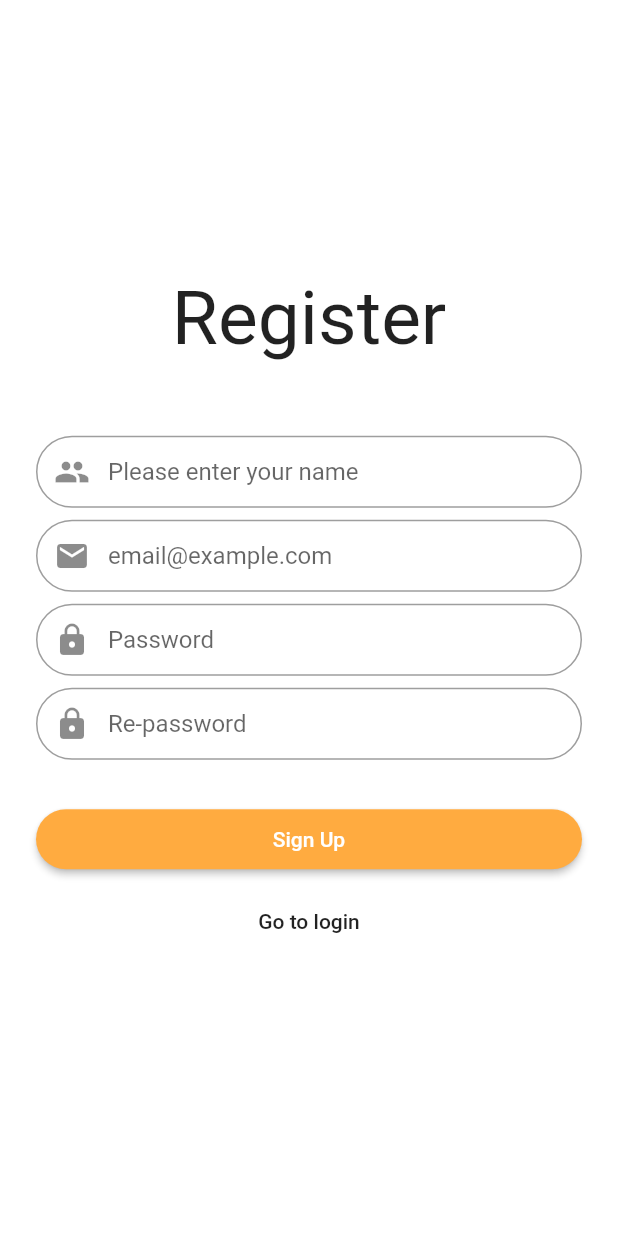
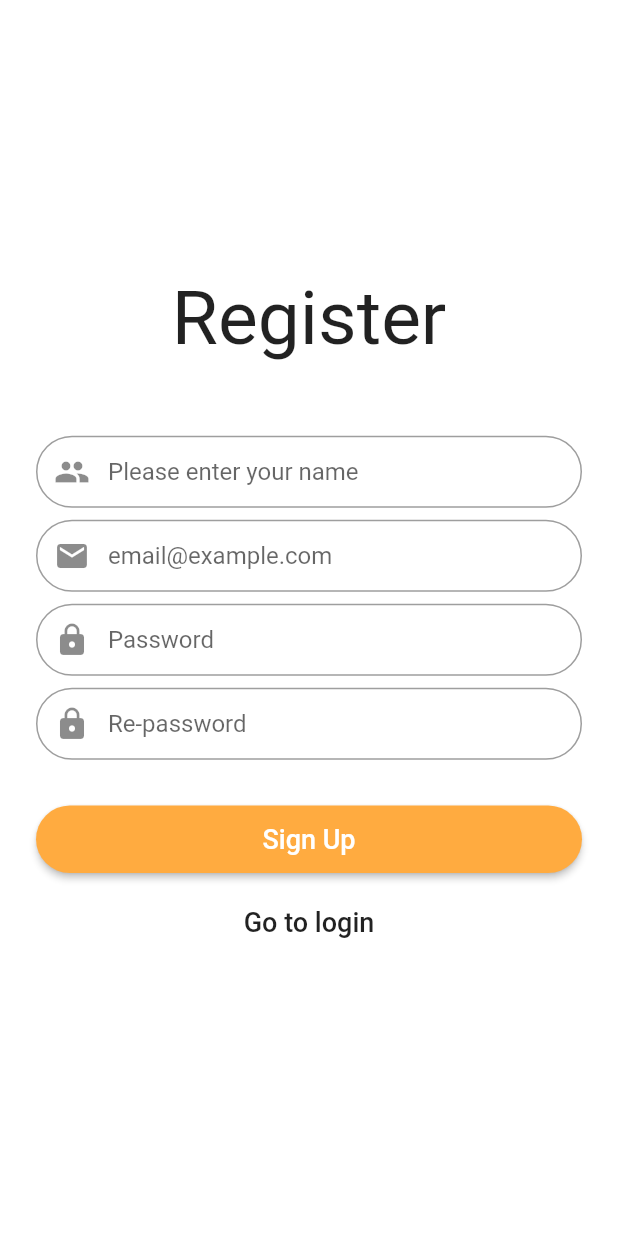
Before and after one commit to startmt/flutter-app, a Flutter app: the screen it shows after launch, after a tap on "Sign in", after a tap on "Create your account", on a phone screen of 412 x 824 dp. Run offline on Flutter 3.47's test engine with Material 2 defaults, Android fonts, the phone set to English and light mode, and no system bars; our stand-ins replace cloud_firestore, firebase_auth; accounts and stored records are empty; Roboto replaces fonts that are missing (Overpass).

Commit message:
response friend

```diff
--- a/lib/addfriend.dart
+++ b/lib/addfriend.dart
@@ -198,9 +198,11 @@ class _AddFriendScreenState extends State<AddFriendScreen> {
         RaisedButton(onPressed: searchUser, child: Text("Search"));
 
     final resultText = Container(child: Text(resultData.name));
-    final resultStatusText = Container(child: Text(_userStatus));
+    final resultStatusText = Container(child: Text(_userStatus, style: Theme.of(context).textTheme.caption,));
     final addBtn = RaisedButton(
-        onPressed: _addStatus ?() => addFriend() : null, color: Colors.green, child: Text("Add"));
+        onPressed: _addStatus ? () => addFriend() : null,
+        color: Colors.green,
+        child: Text("Add"));
 
     return Scaffold(
         appBar: PreferredSize(
--- a/lib/component/appbar.dart
+++ b/lib/component/appbar.dart
@@ -6,7 +6,7 @@ class AppbarImplement {
     return PreferredSize(
       preferredSize: const Size(double.infinity, kToolbarHeight),
       child: AppBar(
-        title: Text(title),
+        title: Text(title,style: Theme.of(context).textTheme.title,),
         actions: AppbarIcon.getAppBarIcon(title, context)
       ),
     );
--- a/lib/component/appbaricon.dart
+++ b/lib/component/appbaricon.dart
@@ -2,6 +2,7 @@ import 'package:flutter/material.dart';
 import 'package:testapp/addfriend.dart';
 import 'package:testapp/bloc/friend_bloc.dart';
 import 'package:testapp/bloc/provider_bloc.dart';
+import 'package:testapp/responsefriend_screen.dart';
 
 class AppbarIcon {
   static getAppBarIcon(String title, BuildContext context) {
@@ -24,7 +25,7 @@ class AppbarIcon {
                 context,
                 MaterialPageRoute(
                     builder: (context) => BlocProvider(
-                        bloc: FriendBloc(), child: AddFriendScreen())));
+                        bloc: FriendBloc(), child: ResponseFriend())));
           },
         )
       ];
--- a/lib/component/friendtemplate.dart
+++ b/lib/component/friendtemplate.dart
@@ -25,8 +25,8 @@ class _FriendTemplateState extends State<FriendTemplate> {
           itemCount: snapshot.data.length,
           itemBuilder: (context, index) {
             return new ListTile(
-                title: new Text(snapshot.data[index].name),
-                subtitle: new Text(snapshot.data[index].email),
+                title: new Text(snapshot.data[index].name,style: Theme.of(context).textTheme.body1,),
+                subtitle: new Text(snapshot.data[index].email,style: Theme.of(context).textTheme.body2),
                 onTap: () async {
                   FirebaseUser user = await FirebaseAuth.instance.currentUser();
                   QuerySnapshot friendQ = await firestore
--- a/lib/first_screen.dart
+++ b/lib/first_screen.dart
@@ -17,12 +17,28 @@ class FirstScreen extends StatelessWidget {
           bloc: AppbarBloc(),
           child: MainPageScreen()
             ),
-          theme: ThemeData(
-          primaryColor: Colors.orange,
-          ),
+            theme: ThemeData(
+              textTheme: TextTheme(
+                title: TextStyle(fontSize: 20,),
+                body1: TextStyle(fontSize: 17 ),
+                body2: TextStyle(fontSize: 10,color: Colors.black38,fontWeight: FontWeight.w300),
+                display1: TextStyle(fontSize: 16),
+                display2: TextStyle(fontSize: 16),
+                caption: TextStyle(fontSize: 12),
+                display3: TextStyle(fontSize: 20),
+                button: TextStyle(fontSize: 18),
+                display4: TextStyle(fontSize: 20),
+                headline: TextStyle(fontSize: 20),
+                subtitle: TextStyle(fontSize: 20),
+                overline: TextStyle(fontSize: 20),
+                subhead: TextStyle(fontSize: 16) //text field
+              ),
+              primaryColor: Colors.orangeAccent,
+            ),
           );
         }
         else{
+
           return NotLogin();
         }
       },
--- a/lib/main.dart
+++ b/lib/main.dart
@@ -13,14 +13,29 @@ class MyApp extends StatelessWidget {
 
     return MaterialApp(
       title: 'Test App',
+      color: Theme.of(context).backgroundColor,
       home: BlocProvider(
         bloc: AppbarBloc(),
         child: FirstScreen()
         ),
       theme: ThemeData(
-        primaryColor: Colors.white,
-        fontFamily: 'Overpass'
-        ),
+    textTheme: TextTheme(
+    title: TextStyle(fontSize: 20,),
+    body1: TextStyle(fontSize: 17 ),
+    body2: TextStyle(fontSize: 10,color: Colors.black38,fontWeight: FontWeight.w300),
+    display1: TextStyle(fontSize: 16),
+    display2: TextStyle(fontSize: 16),
+    caption: TextStyle(fontSize: 12),
+    display3: TextStyle(fontSize: 20),
+    button: TextStyle(fontSize: 18),
+    display4: TextStyle(fontSize: 20),
+    headline: TextStyle(fontSize: 20),
+    subtitle: TextStyle(fontSize: 20),
+    overline: TextStyle(fontSize: 20),
+    subhead: TextStyle(fontSize: 16) //text field
+    ),
+    primaryColor: Colors.orangeAccent,
+    ),
       );
   }
 }
```
Also changed, not shown: lib/chatroom_screen.dart (+16 -16 lines), lib/responsefriend_screen.dart (added, +120 -0 lines).
